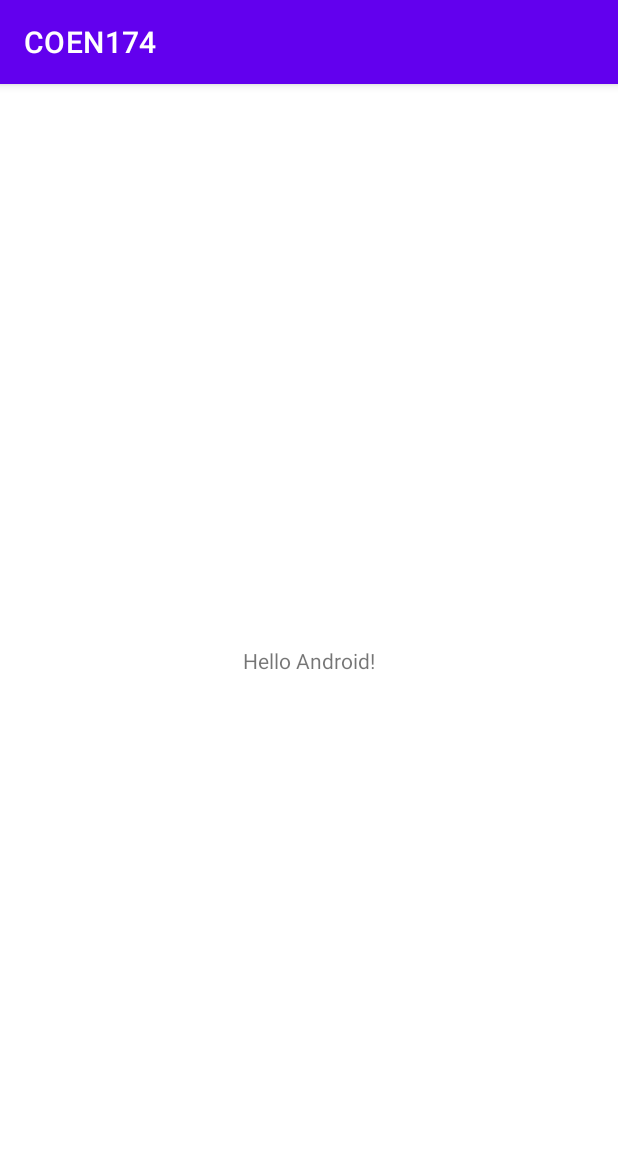
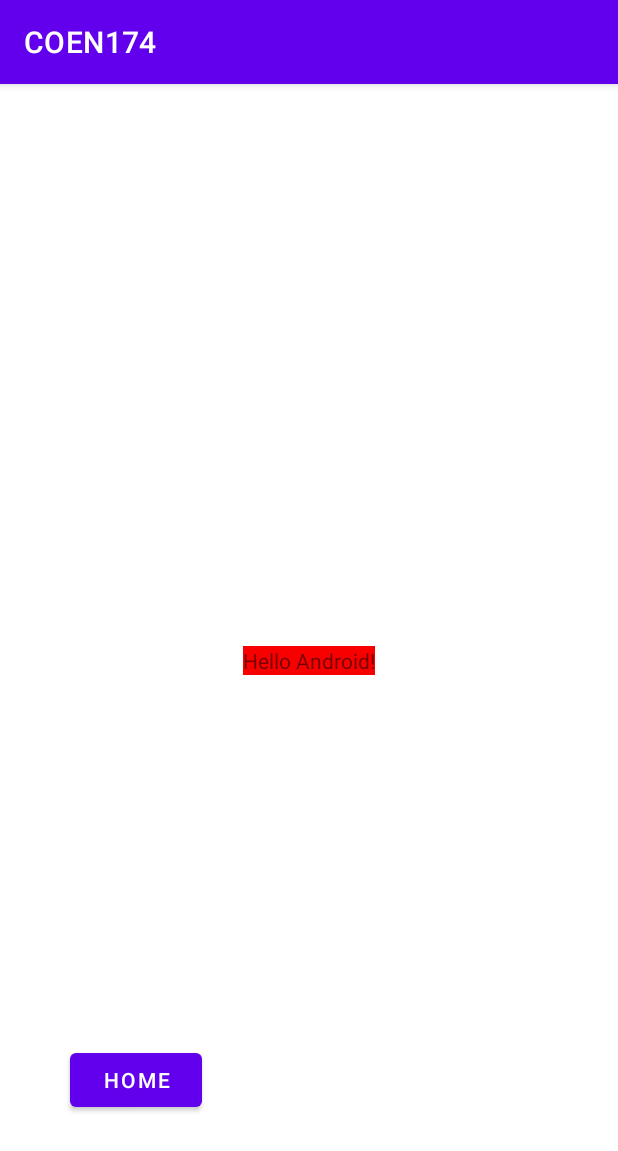
Before and after one commit to oooZCooo/COEN174, an Android app: the screen it shows after launch (MainActivity), on a phone screen of 412 x 824 dp. Shown: the top 1151 px of the screen. Run offline under Robolectric (Android 15) with nearby library versions, the phone set to English and light mode, and no system bars.

Commit message:
add button test

```diff
--- a/app/src/main/res/layout/activity_main.xml
+++ b/app/src/main/res/layout/activity_main.xml
@@ -9,10 +9,25 @@
     <TextView
         android:layout_width="wrap_content"
         android:layout_height="wrap_content"
+        android:background="#F80000"
         android:text="Hello Android!"
         app:layout_constraintBottom_toBottomOf="parent"
         app:layout_constraintEnd_toEndOf="parent"
         app:layout_constraintStart_toStartOf="parent"
         app:layout_constraintTop_toTopOf="parent" />
 
+    <Button
+        android:id="@+id/button"
+        android:layout_width="wrap_content"
+        android:layout_height="wrap_content"
+        android:layout_marginStart="46dp"
+        android:layout_marginTop="621dp"
+        android:layout_marginEnd="277dp"
+        android:layout_marginBottom="62dp"
+        android:text="Home"
+        app:layout_constraintBottom_toBottomOf="parent"
+        app:layout_constraintEnd_toEndOf="parent"
+        app:layout_constraintStart_toStartOf="parent"
+        app:layout_constraintTop_toTopOf="parent" />
+
 </androidx.constraintlayout.widget.ConstraintLayout>
```
